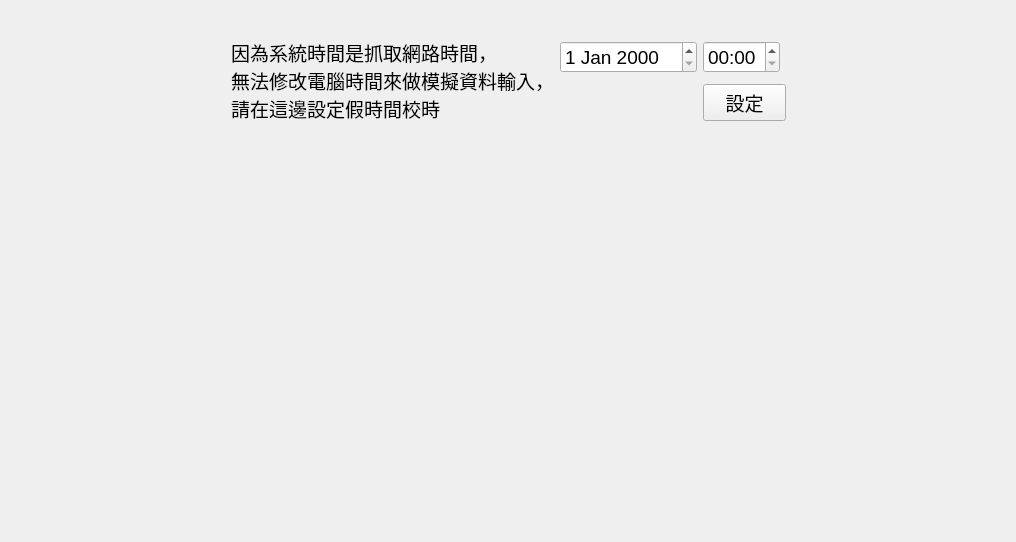
The window that src/AdbClient/StageTest.ui (roger0816/Adb) describes before a commit, drawn with Qt 5.
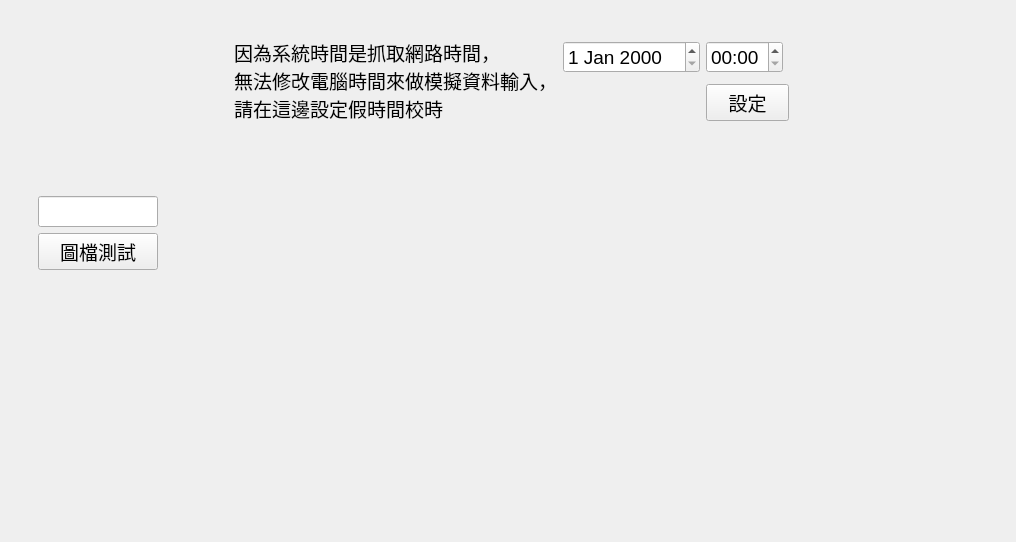
The same window after the commit. Custom widgets are drawn as their Qt base class.

```diff
--- a/src/AdbClient/StageTest.ui
+++ b/src/AdbClient/StageTest.ui
@@ -26,6 +26,19 @@
        <item>
         <widget class="QWidget" name="widget" native="true">
          <layout class="QGridLayout" name="gridLayout_3">
+          <item row="0" column="0">
+           <spacer name="horizontalSpacer">
+            <property name="orientation">
+             <enum>Qt::Horizontal</enum>
+            </property>
+            <property name="sizeHint" stdset="0">
+             <size>
+              <width>40</width>
+              <height>20</height>
+             </size>
+            </property>
+           </spacer>
+          </item>
           <item row="0" column="2">
            <spacer name="horizontalSpacer_2">
             <property name="orientation">
@@ -94,18 +107,56 @@
             </property>
            </spacer>
           </item>
-          <item row="0" column="0">
-           <spacer name="horizontalSpacer">
-            <property name="orientation">
-             <enum>Qt::Horizontal</enum>
-            </property>
-            <property name="sizeHint" stdset="0">
+          <item row="2" column="0" colspan="2">
+           <widget class="QWidget" name="widget_4" native="true">
+            <property name="minimumSize">
              <size>
-              <width>40</width>
-              <height>20</height>
+              <width>0</width>
+              <height>200</height>
              </size>
             </property>
-           </spacer>
+            <layout class="QGridLayout" name="gridLayout_4">
+             <item row="1" column="1" rowspan="2">
+              <widget class="QPushButton" name="btnTestPic">
+               <property name="text">
+                <string>圖檔測試</string>
+               </property>
+              </widget>
+             </item>
+             <item row="0" column="1">
+              <widget class="QLineEdit" name="txPicMd5">
+               <property name="minimumSize">
+                <size>
+                 <width>100</width>
+                 <height>0</height>
+                </size>
+               </property>
+               <property name="maximumSize">
+                <size>
+                 <width>120</width>
+                 <height>16777215</height>
+                </size>
+               </property>
+              </widget>
+             </item>
+             <item row="3" column="1">
+              <spacer name="verticalSpacer_2">
+               <property name="orientation">
+                <enum>Qt::Vertical</enum>
+               </property>
+               <property name="sizeHint" stdset="0">
+                <size>
+                 <width>20</width>
+                 <height>40</height>
+                </size>
+               </property>
+              </spacer>
+             </item>
+             <item row="0" column="2" rowspan="4">
+              <widget class="ItemPic" name="wPicTest" native="true"/>
+             </item>
+            </layout>
+           </widget>
           </item>
          </layout>
         </widget>
@@ -316,6 +367,14 @@
    </item>
   </layout>
  </widget>
+ <customwidgets>
+  <customwidget>
+   <class>ItemPic</class>
+   <extends>QWidget</extends>
+   <header>ItemPic.h</header>
+   <container>1</container>
+  </customwidget>
+ </customwidgets>
  <resources/>
  <connections/>
 </ui>
```
